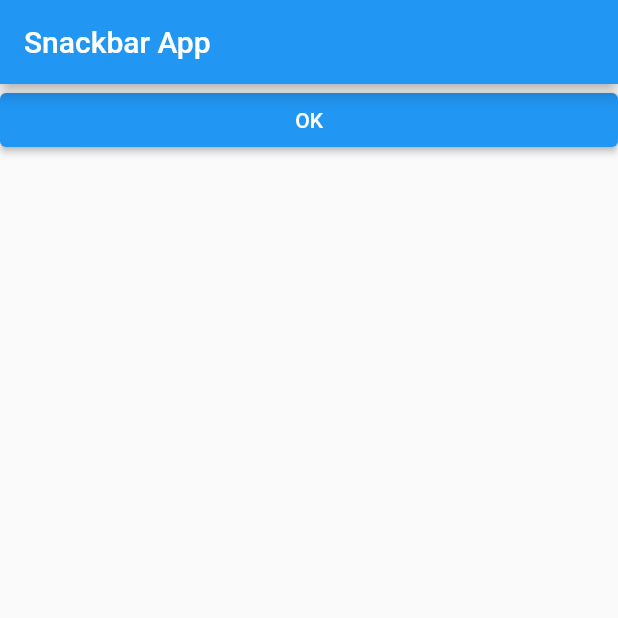
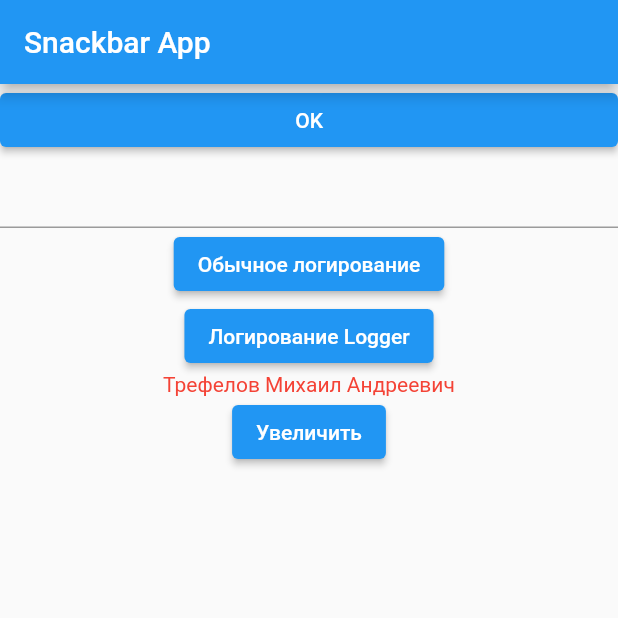
Before and after one commit to revisitor/flutter-widget-state-example, a Flutter app: the screen it shows after launch, on a phone screen of 412 x 824 dp, the top half of it. Run offline on Flutter 3.47's test engine with Material 2 defaults, Android fonts, the phone set to English and light mode, and no system bars; our stand-ins replace logger.

```diff
--- a/analysis_options.yaml
+++ b/analysis_options.yaml
@@ -22,8 +22,8 @@ linter:
   # `// ignore_for_file: name_of_lint` syntax on the line or in the file
   # producing the lint.
   rules:
+     prefer_single_quotes: true  # Uncomment to enable the `prefer_single_quotes` rule
     # avoid_print: false  # Uncomment to disable the `avoid_print` rule
-    # prefer_single_quotes: true  # Uncomment to enable the `prefer_single_quotes` rule
 
 # Additional information about this file can be found at
 # https://dart.dev/guides/language/analysis-options
--- a/lib/main.dart
+++ b/lib/main.dart
@@ -1,16 +1,14 @@
 import 'package:flutter/material.dart';
-import 'package:snackbar/show_snackbar_view.dart';
+import 'package:snackbar/snackbar_view.dart';
 import 'package:snackbar/strings.dart';
 
-void main() => runApp(const MyApp());
+void main() => runApp(const MainView());
 
-class MyApp extends StatelessWidget {
-  const MyApp({super.key});
-
-  static const _title = Strings.title;
+class MainView extends StatelessWidget {
+  const MainView({super.key});
 
   @override
   Widget build(BuildContext context) {
-    return const MaterialApp(title: _title, home: SnackBarView());
+    return const MaterialApp(title: Strings.title, home: SnackbarView());
   }
 }
--- a/lib/show_snackbar_view.dart
+++ /dev/null
@@ -1,20 +0,0 @@
-import 'package:flutter/material.dart';
-import 'package:snackbar/strings.dart';
-
-class SnackBarView extends StatelessWidget {
-  const SnackBarView({super.key});
-
-  static const _title = Strings.title;
-  static const _buttonText = 'OK';
-
-  @override
-  Widget build(BuildContext context) {
-    return Scaffold(
-      appBar: AppBar(title: const Text(_title)),
-      body: SizedBox(
-        width: double.infinity,
-        child: ElevatedButton(onPressed: () {}, child: const Text(_buttonText)),
-      ),
-    );
-  }
-}
--- /dev/null
+++ b/lib/snackbar_view.dart
@@ -0,0 +1,120 @@
+import 'package:flutter/material.dart';
+import 'package:logger/logger.dart';
+import 'package:snackbar/strings.dart';
+
+class SnackbarView extends StatelessWidget {
+  const SnackbarView({super.key});
+
+  @override
+  Widget build(BuildContext context) {
+    return Scaffold(
+      appBar: AppBar(title: const Text(Strings.title)),
+      body: Column(
+        children: const [
+          SnackbarWidget(),
+          LoggingWidget(),
+          ExpandingTextWidget(),
+        ],
+      ),
+    );
+  }
+}
+
+class SnackbarWidget extends StatelessWidget {
+  const SnackbarWidget({super.key});
+
+  final _snackbar = const SnackBar(
+    content: Text('Кнопка OK нажата'),
+    duration: Duration(seconds: 2),
+  );
+
+  @override
+  Widget build(BuildContext context) {
+    return SizedBox(
+      width: double.infinity,
+      child: ElevatedButton(
+        onPressed: () => _showSnackbar(context),
+        child: const Text('OK'),
+      ),
+    );
+  }
+
+  void _showSnackbar(BuildContext context) {
+    ScaffoldMessenger.of(context).showSnackBar(_snackbar);
+  }
+}
+
+class LoggingWidget extends StatefulWidget {
+  const LoggingWidget({super.key});
+
+  @override
+  State<StatefulWidget> createState() => _LoggingWidgetState();
+}
+
+class _LoggingWidgetState extends State<LoggingWidget> {
+  final _logger = Logger();
+
+  late final TextEditingController _textController;
+
+  @override
+  void initState() {
+    super.initState();
+    _textController = TextEditingController();
+  }
+
+  @override
+  void dispose() {
+    _textController.dispose();
+    super.dispose();
+  }
+
+  @override
+  Widget build(BuildContext context) {
+    const defaultLogButtonText = Text('Обычное логирование');
+    const loggerButtonText = Text('Логирование Logger');
+    return Column(children: [
+      TextField(controller: _textController),
+      ElevatedButton(onPressed: _printDefaultLog, child: defaultLogButtonText),
+      ElevatedButton(onPressed: _printLoggerLog, child: loggerButtonText),
+    ]);
+  }
+
+  void _printDefaultLog() => debugPrint(_textController.text);
+
+  void _printLoggerLog() => _logger.v(_textController.text);
+}
+
+class ExpandingTextWidget extends StatefulWidget {
+  const ExpandingTextWidget({super.key});
+
+  @override
+  State<StatefulWidget> createState() => _ExpandingTextWidgetState();
+}
+
+class _ExpandingTextWidgetState extends State<ExpandingTextWidget> {
+  var _isExpanded = false;
+
+  final _expandedTextStyle = const TextStyle(fontSize: 25, color: Colors.green);
+  final _defaultTextStyle = const TextStyle(fontSize: 14, color: Colors.red);
+
+  final _expandedButtonText = const Text('Уменьшить');
+  final _defaultButtonText = const Text('Увеличить');
+
+  @override
+  Widget build(BuildContext context) {
+    return Column(children: [
+      Text('Трефелов Михаил Андреевич', style: _getTextStyle()),
+      ElevatedButton(onPressed: _changeExpandedState, child: _getButtonText()),
+    ]);
+  }
+
+  TextStyle _getTextStyle() {
+    return _isExpanded ? _expandedTextStyle : _defaultTextStyle;
+  }
+
+  void _changeExpandedState() => setState(() => _isExpanded = !_isExpanded);
+
+  Text _getButtonText() {
+    return _isExpanded ? _expandedButtonText : _defaultButtonText;
+  }
+}
```
Also changed, not shown: 1 other file.
